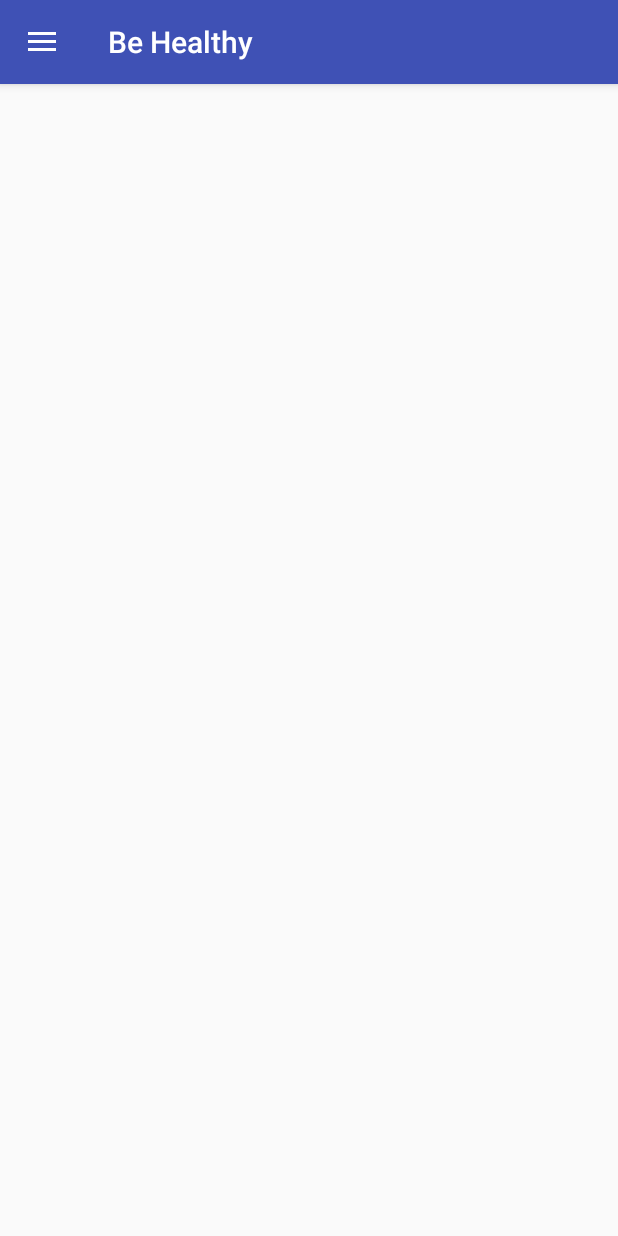
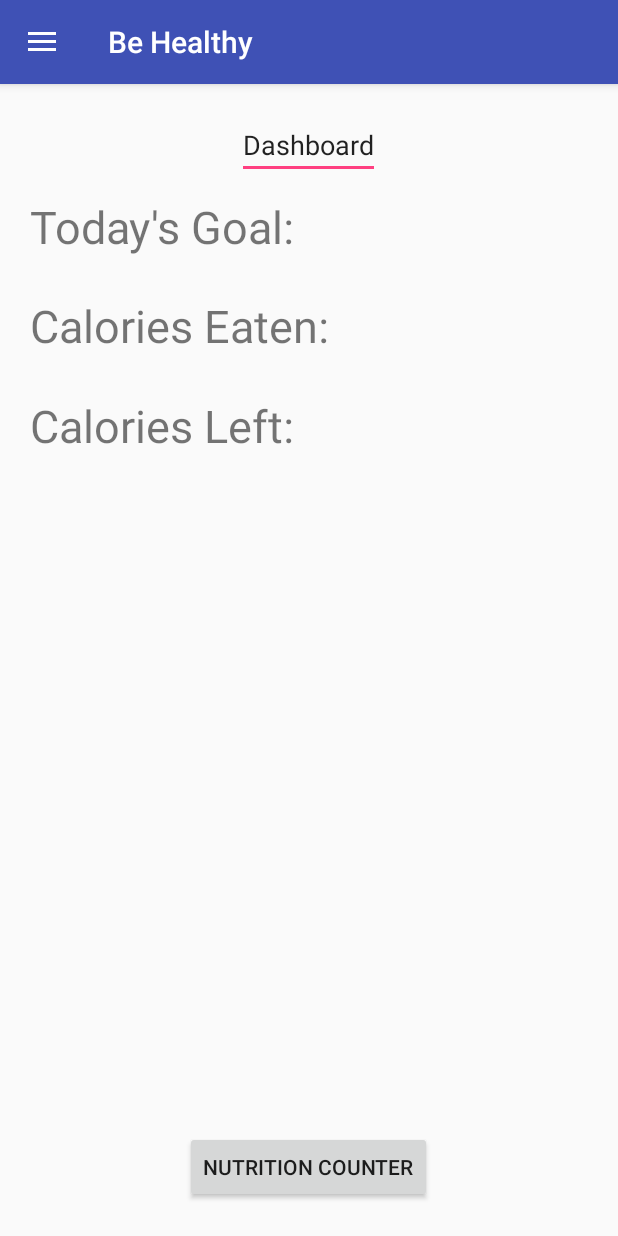
Before and after one commit to RutgersSoftwareEngineeringGroup13/Be-Healthy, an Android app: the Progress_Dashboard screen opened directly, with no data from a screen before it, on a phone screen of 412 x 824 dp. Run offline under Robolectric (Android 15) with nearby library versions, the phone set to English and light mode, and no system bars.

Commit message:
Nishant Gupt commit

```diff
--- a/app/src/main/java/com/group13/behealthy/Progress_Dashboard.java
+++ b/app/src/main/java/com/group13/behealthy/Progress_Dashboard.java
@@ -147,6 +147,7 @@ public class Progress_Dashboard extends AppCompatActivity{
             mIcon = icon;
         }
     }
+
     class DrawerListAdapter extends BaseAdapter {
 
         Context mContext;
--- a/app/src/main/res/layout/progress_dashboard.xml
+++ b/app/src/main/res/layout/progress_dashboard.xml
@@ -10,7 +10,62 @@
     <RelativeLayout
         android:id="@+id/mainContent"
         android:layout_width="match_parent"
-        android:layout_height="match_parent" />
+        android:layout_height="match_parent" >
+
+        <TextView
+            android:id="@+id/textView5"
+            android:layout_width="wrap_content"
+            android:layout_height="wrap_content"
+            android:layout_marginTop="25dp"
+            android:text="Calories Eaten:"
+            android:textSize="30sp"
+            android:layout_below="@+id/textView4"
+            android:layout_alignLeft="@+id/textView4"
+            android:layout_alignStart="@+id/textView4" />
+
+        <TextView
+            android:id="@+id/textView4"
+            android:layout_width="wrap_content"
+            android:layout_height="wrap_content"
+            android:layout_marginLeft="20dp"
+            android:layout_marginStart="20dp"
+            android:layout_marginTop="11dp"
+            android:text="Today's Goal: "
+            android:textSize="30sp"
+            android:layout_below="@+id/multiAutoCompleteTextView"
+            android:layout_alignParentLeft="true"
+            android:layout_alignParentStart="true" />
+
+        <TextView
+            android:id="@+id/textView3"
+            android:layout_width="wrap_content"
+            android:layout_height="wrap_content"
+            android:layout_alignLeft="@+id/textView5"
+            android:layout_alignStart="@+id/textView5"
+            android:layout_below="@+id/textView5"
+            android:layout_marginTop="26dp"
+            android:text="Calories Left:"
+            android:textSize="30sp" />
+
+        <Button
+            android:id="@+id/Counter"
+            android:layout_width="wrap_content"
+            android:layout_height="wrap_content"
+            android:layout_marginBottom="22dp"
+            android:text="Nutrition Counter"
+            android:layout_alignParentBottom="true"
+            android:layout_centerHorizontal="true" />
+
+        <MultiAutoCompleteTextView
+            android:id="@+id/multiAutoCompleteTextView"
+            android:layout_width="wrap_content"
+            android:layout_height="wrap_content"
+            android:layout_marginTop="18dp"
+            android:text="Dashboard"
+            android:layout_alignParentTop="true"
+            android:layout_centerHorizontal="true" />
+
+    </RelativeLayout>
 
     <!-- The navigation drawer -->
     <RelativeLayout
```
Also changed, not shown: app/src/main/res/layout/nutrition_counter.xml (added, +116 -0 lines).
